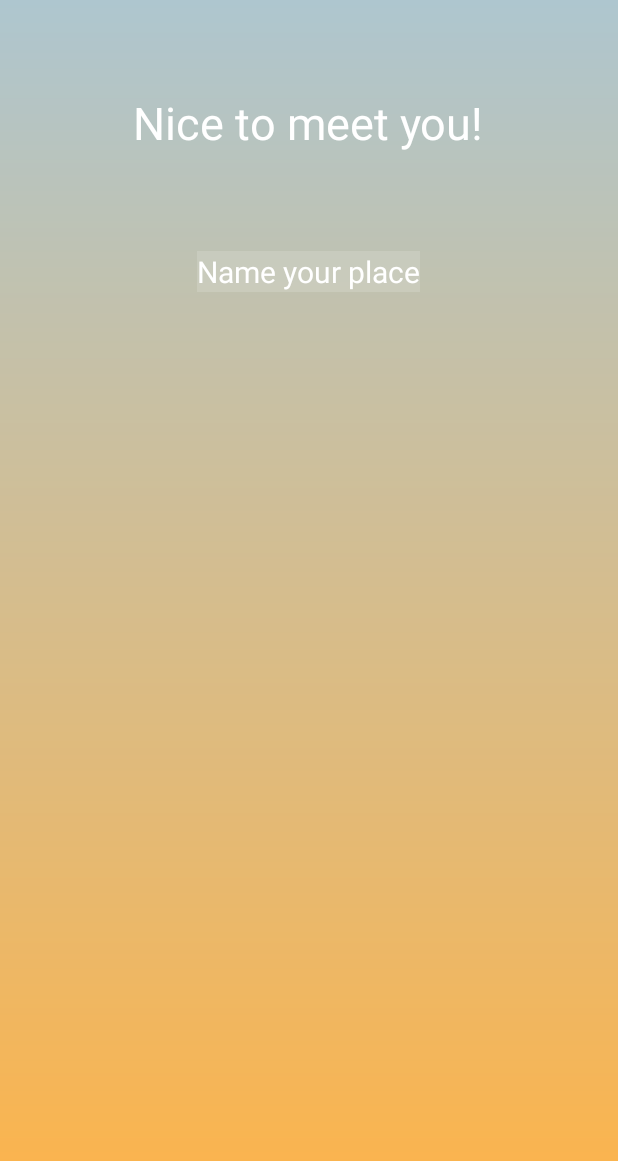
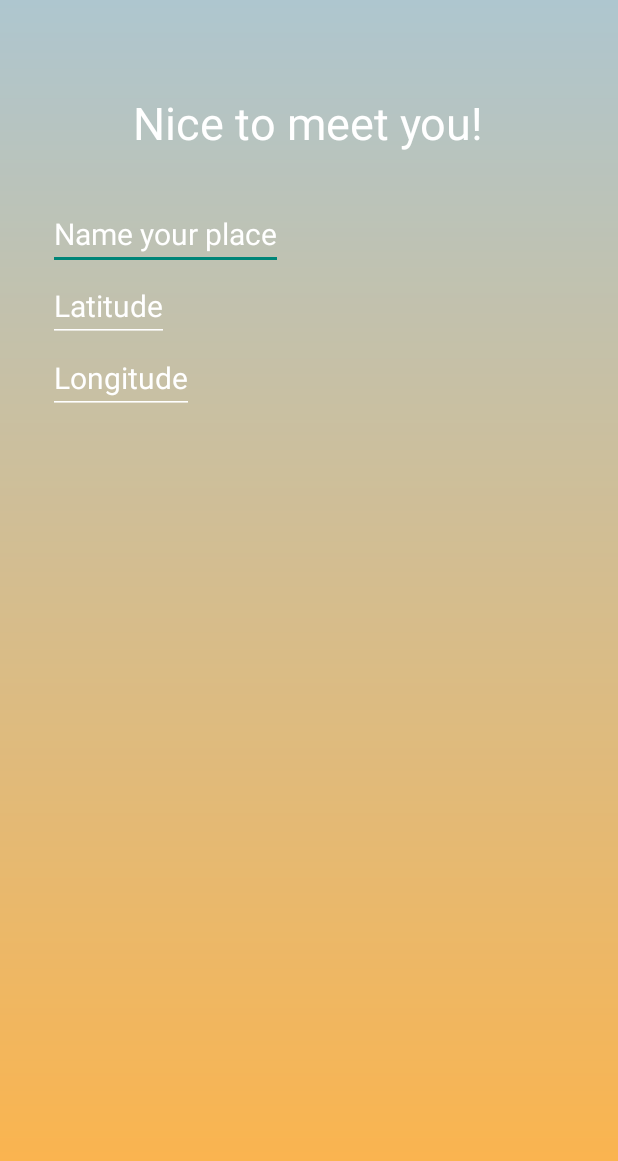
Before and after one commit to YasminL/YasminsWeatherApp, an Android app: the StartActivity screen opened directly, with no data from a screen before it, on a phone screen of 412 x 824 dp. Shown: the top 1161 px of the screen. Run offline under Robolectric (Android 15) with nearby library versions, the phone set to English and light mode, and no system bars.

Commit message:
added layout for startpage

```diff
--- a/app/src/main/res/layout/activity_start.xml
+++ b/app/src/main/res/layout/activity_start.xml
@@ -5,19 +5,19 @@
               android:orientation="vertical"
               android:background="@drawable/background_gradient"
               android:layout_width="match_parent"
+              android:paddingLeft="@dimen/padding_32dp"
               android:layout_height="match_parent">
 
     <EditText
         android:layout_width="wrap_content"
         android:layout_height="wrap_content"
-        android:id="@+id/location"
-        android:layout_alignParentTop="true"
-        android:layout_centerHorizontal="true"
+        android:id="@+id/writeLocation"
         android:hint="Name your place"
+        android:theme="@style/MyEditTextTheme"
         android:textSize="@dimen/textSixe_20sp"
+        android:layout_below="@+id/welcomeToStart"
         android:textColorHint="#ffffffff"
-        android:background="#25ffffff"
-        android:layout_marginTop="167dp"/>
+        />
 
     <TextView
         android:layout_width="wrap_content"
@@ -31,16 +31,27 @@
         android:textColor="#ffffffff"
         android:textSize="30sp"/>
 
-    <TextView
+    <EditText
         android:layout_width="wrap_content"
         android:layout_height="wrap_content"
-        android:textAppearance="?android:attr/textAppearanceLarge"
-        android:text="Large Text"
-        android:id="@+id/textView"
-        android:layout_alignParentBottom="true"
-        android:layout_alignParentLeft="true"
-        android:layout_alignParentStart="true"
-        android:layout_marginLeft="565dp"
-        android:layout_marginStart="565dp"
-        android:layout_marginBottom="105dp"/>
+        android:inputType="number"
+        android:theme="@style/MyEditTextTheme"
+        android:id="@+id/writeLatitude"
+        android:textSize="@dimen/textSixe_20sp"
+        android:hint="Latitude"
+        android:textColorHint="@android:color/white"
+        android:layout_below="@+id/writeLocation"
+        />
+
+    <EditText
+        android:layout_width="wrap_content"
+        android:layout_height="wrap_content"
+        android:inputType="number"
+        android:theme="@style/MyEditTextTheme"
+        android:id="@+id/writeLongitude"
+        android:textSize="@dimen/textSixe_20sp"
+        android:hint="Longitude"
+        android:textColorHint="@android:color/white"
+        android:layout_below="@+id/writeLatitude"
+        />
 </RelativeLayout>
--- a/app/src/main/res/values/styles.xml
+++ b/app/src/main/res/values/styles.xml
@@ -5,4 +5,10 @@
         <!-- Customize your theme here. -->
     </style>
 
+    <style name="MyEditTextTheme">
+        <!-- Used for the bottom line when not selected / focused -->
+        <item name="colorControlNormal">#ffffffff</item>
+        <!-- colorControlActivated & colorControlHighlight use the colorAccent color by default -->
+    </style>
+
 </resources>
```
